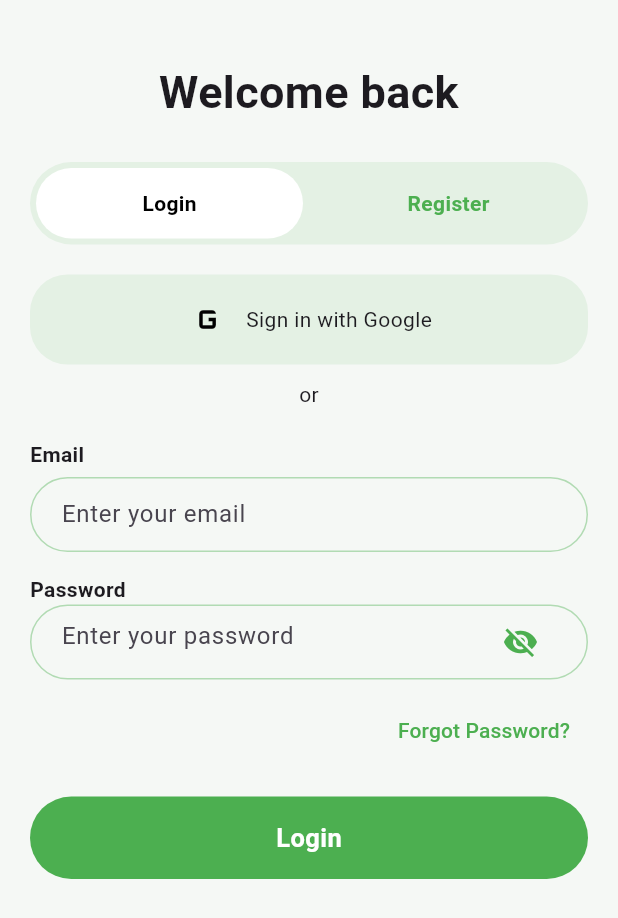
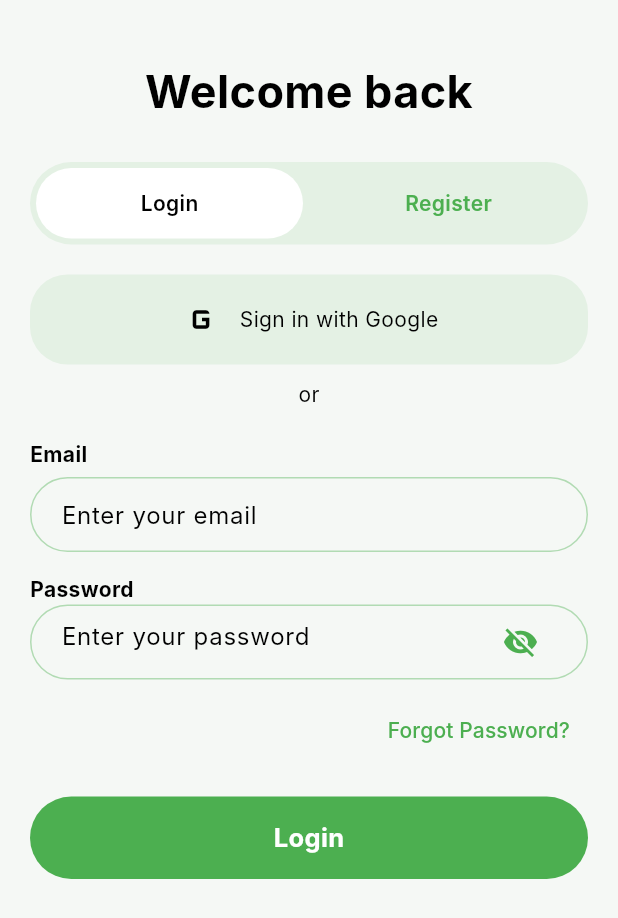
Before and after one commit to Muskanpoddar/Grow-Me-App, a Flutter app: the screen it shows after launch, on a phone screen of 412 x 824 dp. Shown: the top 918 px of the screen. Run offline on Flutter 3.47's test engine with Material 3 defaults, Android fonts, the phone set to English and light mode, and no system bars; our stand-ins replace cloud_firestore, firebase_auth, firebase_core, firebase_storage, google_sign_in, image_picker; missing offline and left inert: cloudinary_public; accounts and stored records are empty; Roboto replaces fonts that are missing (Inter).

Commit message:
Intialized file

```diff
--- a/lib/main.dart
+++ b/lib/main.dart
@@ -1,13 +1,17 @@
+import 'package:firebase_core/firebase_core.dart';
 import 'package:flutter/material.dart';
-import 'package:firebase_core/firebase_core.dart';
 import 'package:growme/app/auth_state_widget.dart';
+import 'package:growme/features/auth/presentation/comment_screen.dart';
+import 'package:growme/features/auth/presentation/create_post_screen.dart';
+import 'package:growme/features/auth/presentation/goal_Screen.dart';
+import 'package:growme/features/auth/presentation/goal_summary_screen.dart';
+import 'package:growme/features/auth/presentation/home_screen.dart';
+import 'package:growme/features/auth/presentation/updated_goal_screen.dart';
 import 'firebase_options.dart';
 
 void main() async {
   WidgetsFlutterBinding.ensureInitialized();
-
   await Firebase.initializeApp(options: DefaultFirebaseOptions.currentPlatform);
-
   runApp(const MyApp());
 }
 
@@ -17,8 +21,24 @@ class MyApp extends StatelessWidget {
   @override
   Widget build(BuildContext context) {
     return MaterialApp(
+      title: 'GrowMe',
       debugShowCheckedModeBanner: false,
-      home: AuthStateWidget(),
+      theme: ThemeData(
+        scaffoldBackgroundColor: const Color(0xffF5F8F5),
+        fontFamily: 'Inter',
+        colorScheme: ColorScheme.fromSwatch().copyWith(
+          secondary: const Color(0xff00CC66),
+        ),
+      ),
+      home: const AuthStateWidget(),
+      routes: {
+        '/home': (_) => const HomeScreen(),
+        '/createPost': (_) => const CreatePostScreen(),
+        '/comments': (_) => const CommentsScreen(),
+        '/createGoal': (_) => const CreateGoalScreen(),
+        '/goalSummary': (_) => const GoalSummaryScreen(),
+        '/goals': (_) => GoalsScreen(),
+      },
     );
   }
 }
```
